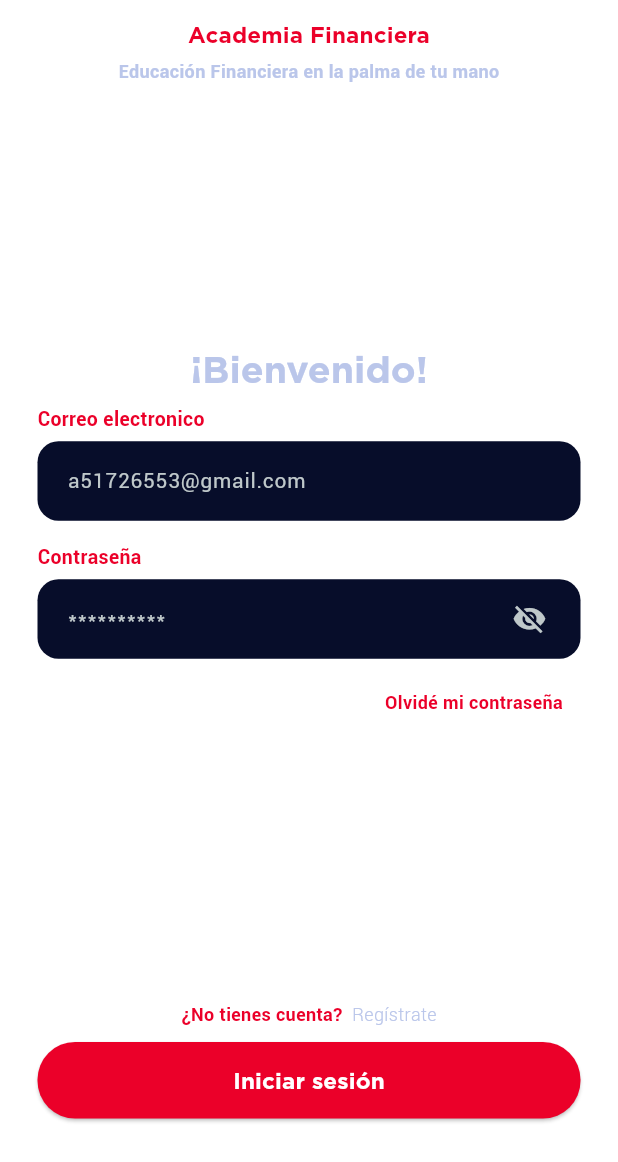
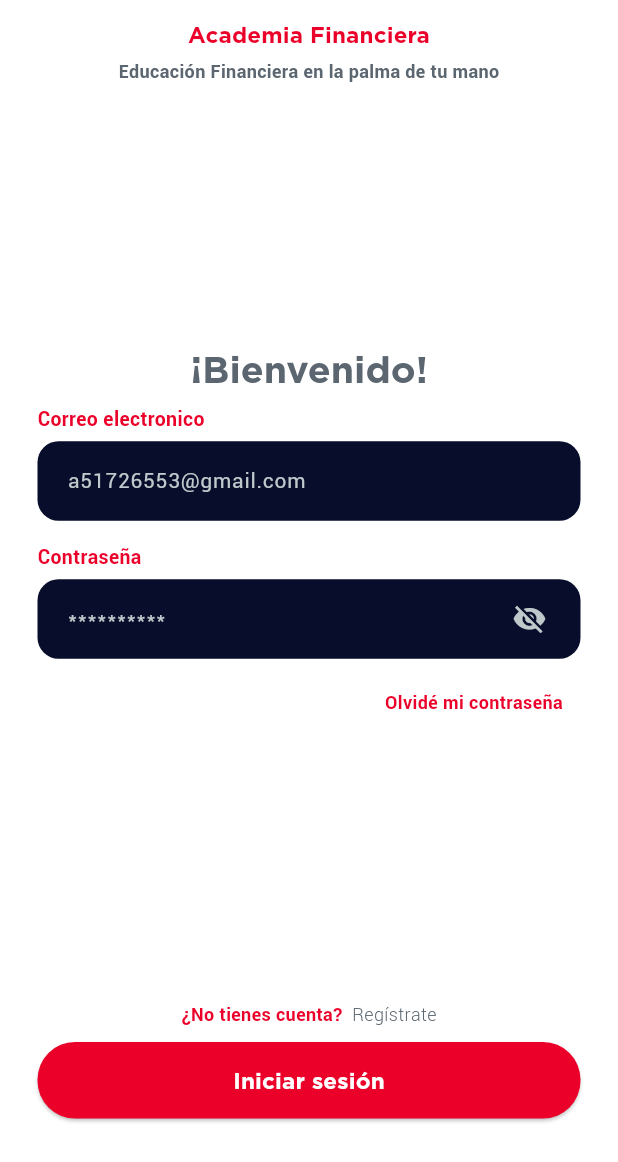
Before and after one commit to zam-cv/banorte, a Flutter app: the screen it shows after launch, on a phone screen of 412 x 824 dp, the part 74-1236 px from its top. Run offline on Flutter 3.47's test engine with Material 3 defaults, Android fonts, the phone set to English and light mode, and no system bars; our stand-ins replace flutter_svg.

Commit message:
tertiary color

```diff
--- a/app/lib/main.dart
+++ b/app/lib/main.dart
@@ -33,6 +33,7 @@ class MyApp extends StatelessWidget {
           onPrimary: Colors.black,
           secondary: Colors.white,
           onSecondary: Colors.white,
+          tertiary: const Color(0xff5b6670),
           primaryContainer: const Color(0xff070d2a),
           onPrimaryContainer: const Color.fromARGB(255, 224, 224, 224),
           secondaryContainer: const Color.fromARGB(255, 17, 31, 85),
```
